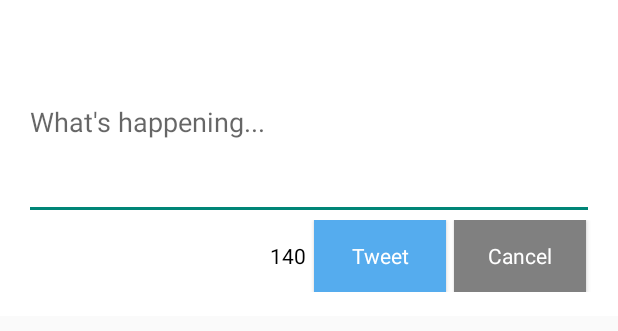
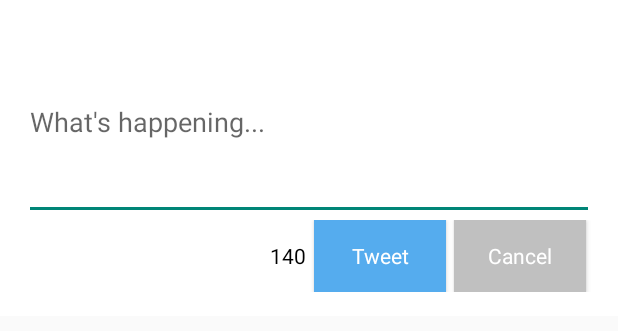
Before and after one commit to jimxj/TwitterClientAndroid, an Android app: the layout fragment_compose.xml on its own in the app's theme, with its tools: preview values and no code run, on a phone screen of 412 x 824 dp. Shown: the top 331 px of the screen. Run offline under Robolectric (Android 15) with nearby library versions, the light colour scheme and no system bars.

Commit message:
changed color from gray to silver

```diff
--- a/app/src/main/res/layout/fragment_compose.xml
+++ b/app/src/main/res/layout/fragment_compose.xml
@@ -61,7 +61,7 @@
             android:id="@+id/btnCancel"
             android:text="@string/cancel"
             android:textColor="@color/white"
-            android:background="@color/gray"
+            android:background="@color/silver"
             android:textAppearance="?android:attr/textAppearanceSmall"
             android:layout_alignParentEnd="true"
             android:layout_alignParentRight="true"
```
